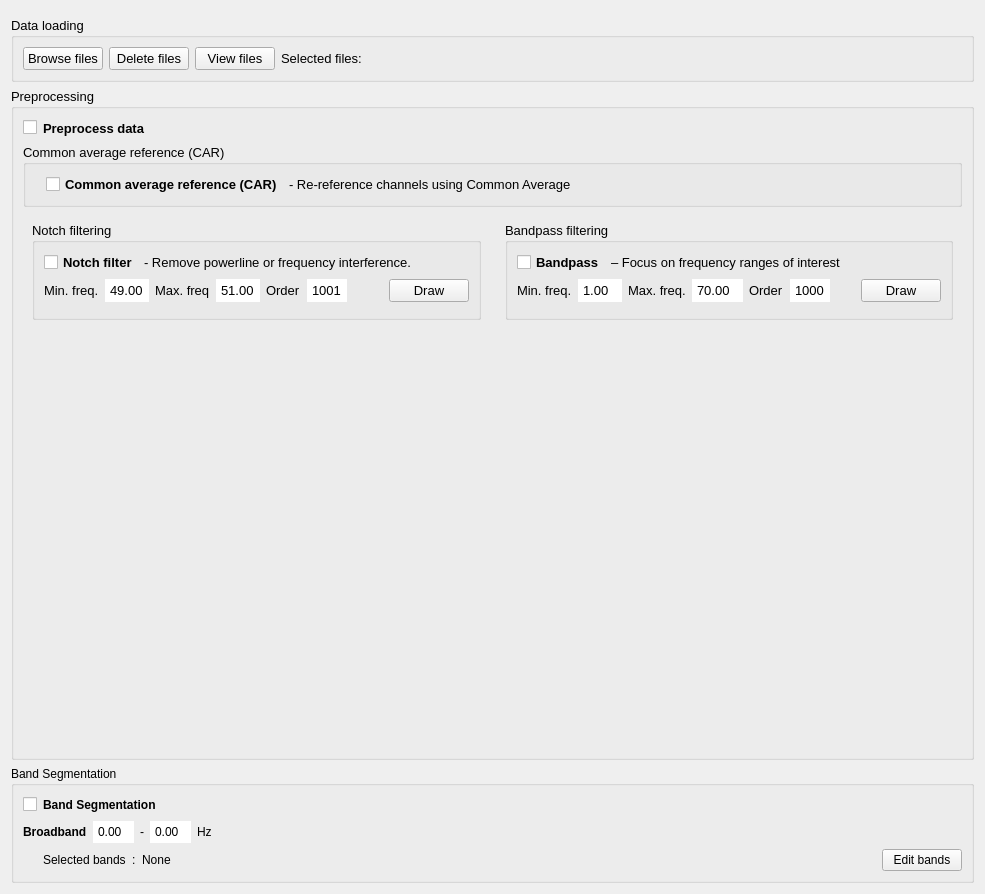
This is Preprocessing/preprocessing_widget.ui in medusabci/medusa-analyzer as Qt 5 draws it before an edit. The edited form follows.
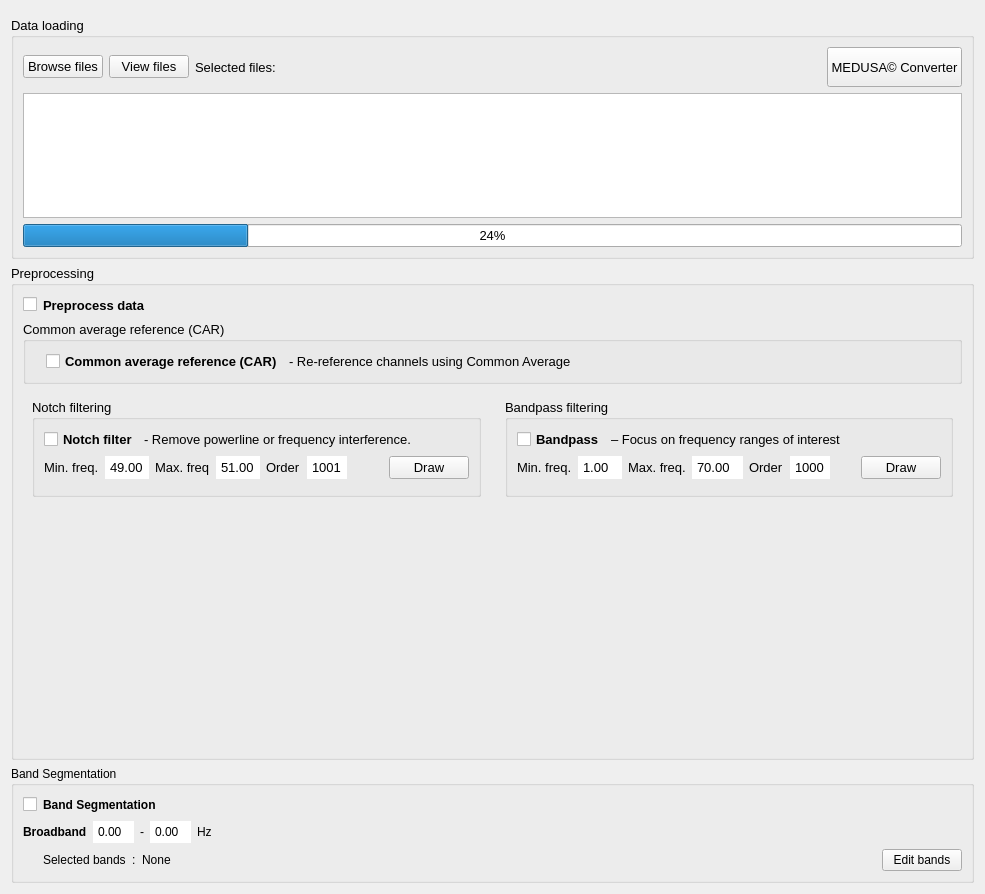
This is the edited form.

Commit message: .rec converter integration in preprocessing.py, automatic fs in draw filters and fixed bug in preprocessing

```diff
--- a/Preprocessing/preprocessing_widget.ui
+++ b/Preprocessing/preprocessing_widget.ui
@@ -53,13 +53,6 @@
           </property>
          </widget>
         </item>
-        <item>
-         <widget class="QPushButton" name="deletefilesButton">
-          <property name="text">
-           <string>Delete files</string>
-          </property>
-         </widget>
-        </item>
         <item>
          <widget class="QPushButton" name="viewfilesButton">
           <property name="text">
@@ -92,6 +85,49 @@
            </size>
           </property>
          </spacer>
+        </item>
+        <item>
+         <widget class="QPushButton" name="convertButton">
+          <property name="minimumSize">
+           <size>
+            <width>0</width>
+            <height>40</height>
+           </size>
+          </property>
+          <property name="toolTip">
+           <string>Convert MEDUSA© recordings to .rec format</string>
+          </property>
+          <property name="text">
+           <string>MEDUSA© Converter</string>
+          </property>
+         </widget>
+        </item>
+       </layout>
+      </item>
+      <item>
+       <layout class="QVBoxLayout" name="verticalLayout_9">
+        <item>
+         <widget class="QTextBrowser" name="convertLogTextBrowser">
+          <property name="sizePolicy">
+           <sizepolicy hsizetype="Expanding" vsizetype="Maximum">
+            <horstretch>0</horstretch>
+            <verstretch>0</verstretch>
+           </sizepolicy>
+          </property>
+          <property name="maximumSize">
+           <size>
+            <width>16777215</width>
+            <height>125</height>
+           </size>
+          </property>
+         </widget>
+        </item>
+        <item>
+         <widget class="QProgressBar" name="convertProgressBar">
+          <property name="value">
+           <number>24</number>
+          </property>
+         </widget>
         </item>
        </layout>
       </item>
```
The commit also changes 14 other files.
